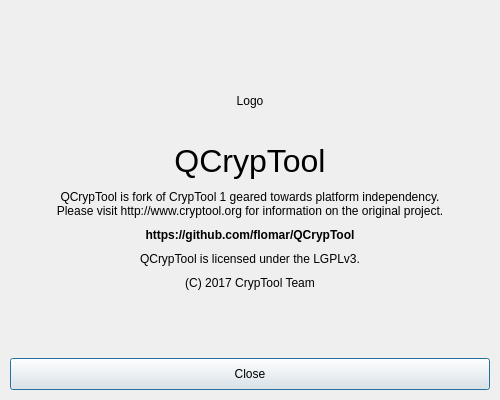
Qt form trunk/Resources/QCrypTool/Dialogs/DialogAbout.ui (flomar/QCrypTool) before a commit.
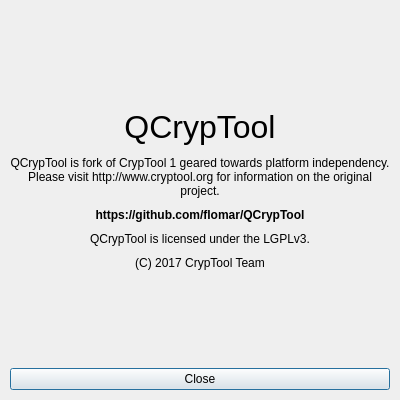
The same form after that commit.

Commit message: improved the scaling system, and applied its new functionality in the three existing dialogs (Language, Scaling, About)

Patch:
```diff
--- a/trunk/Resources/QCrypTool/Dialogs/DialogAbout.ui
+++ b/trunk/Resources/QCrypTool/Dialogs/DialogAbout.ui
@@ -6,7 +6,7 @@
    <rect>
     <x>0</x>
     <y>0</y>
-    <width>500</width>
+    <width>400</width>
     <height>400</height>
    </rect>
   </property>
@@ -48,12 +48,18 @@
       <widget class="QLabel" name="DialogAboutLabelProjectLogo">
        <property name="minimumSize">
         <size>
-         <width>64</width>
-         <height>64</height>
+         <width>0</width>
+         <height>0</height>
         </size>
        </property>
        <property name="maximumSize">
         <size>
+         <width>0</width>
+         <height>0</height>
+        </size>
+       </property>
+       <property name="baseSize">
+        <size>
          <width>64</width>
          <height>64</height>
         </size>
@@ -206,7 +212,13 @@
        <property name="minimumSize">
         <size>
          <width>0</width>
-         <height>32</height>
+         <height>0</height>
+        </size>
+       </property>
+       <property name="baseSize">
+        <size>
+         <width>100</width>
+         <height>25</height>
         </size>
        </property>
        <property name="text">
```
The commit also changes 7 other files.
